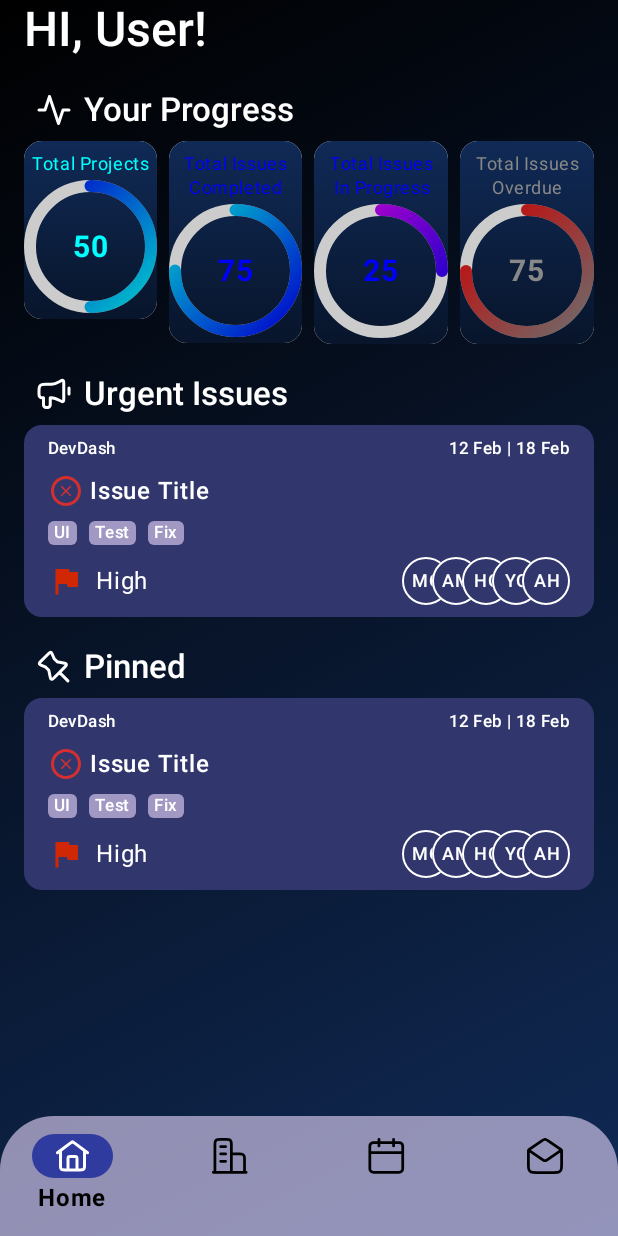
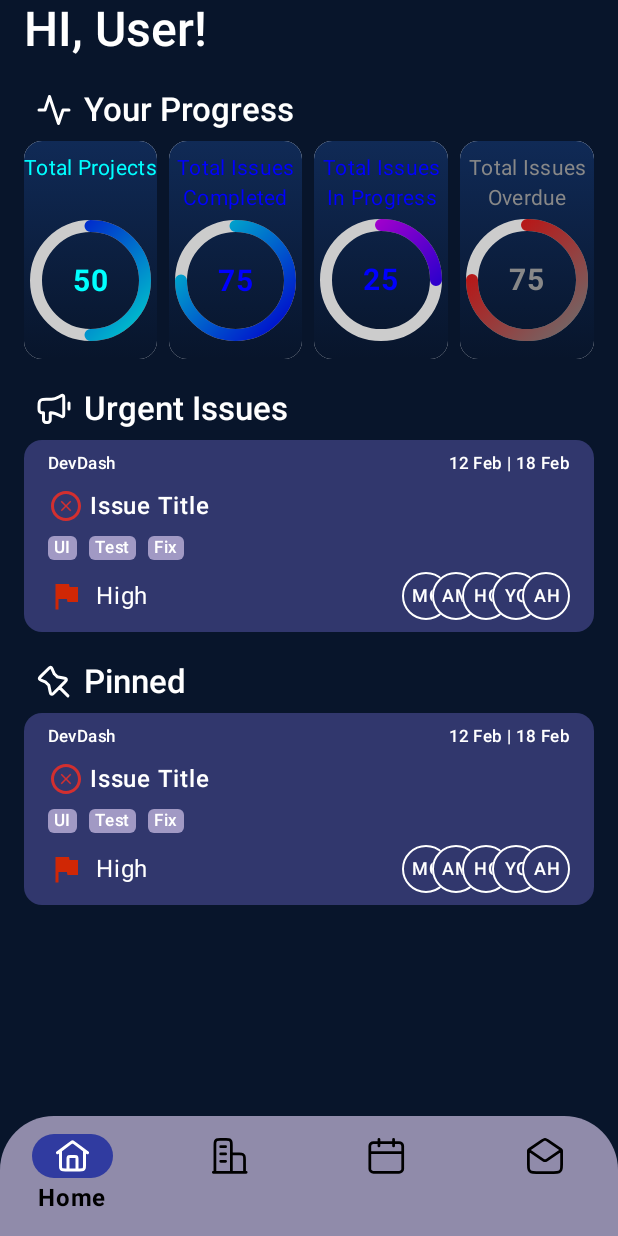
Before and after one commit to dev-dash0/Mobile-DevDash, an Android app built with Jetpack Compose: the MainScreen screen opened through its navigation route, on a phone screen of 412 x 824 dp. Run offline under Robolectric (Android 15) with nearby library versions, the phone set to English and light mode, and no system bars; our stand-ins replace Dagger/Hilt's generated code; pictures from the network do not load.

Commit message:
feat: Improve UI/UX and refactor auth screens and progress cards

```diff
--- a/app/src/main/java/com/elfeky/devdash/MainActivity.kt
+++ b/app/src/main/java/com/elfeky/devdash/MainActivity.kt
@@ -1,7 +1,9 @@
 package com.elfeky.devdash
 
+import android.graphics.Color
 import android.os.Bundle
 import androidx.activity.ComponentActivity
+import androidx.activity.SystemBarStyle
 import androidx.activity.compose.setContent
 import androidx.activity.enableEdgeToEdge
 import androidx.core.splashscreen.SplashScreen.Companion.installSplashScreen
@@ -14,7 +16,7 @@ class MainActivity : ComponentActivity() {
     override fun onCreate(savedInstanceState: Bundle?) {
         super.onCreate(savedInstanceState)
         installSplashScreen()
-        enableEdgeToEdge()
+        enableEdgeToEdge(statusBarStyle = SystemBarStyle.dark(Color.TRANSPARENT))
         setContent {
             DevDashTheme {
                 AppNavigation()
--- a/app/src/main/java/com/elfeky/devdash/ui/screens/auth_screens/reset_password_screen/ResetPasswordScreen.kt
+++ b/app/src/main/java/com/elfeky/devdash/ui/screens/auth_screens/reset_password_screen/ResetPasswordScreen.kt
@@ -1,7 +1,6 @@
 package com.elfeky.devdash.ui.screens.auth_screens.reset_password_screen
 
 import androidx.compose.foundation.Image
-import androidx.compose.foundation.background
 import androidx.compose.foundation.layout.Arrangement
 import androidx.compose.foundation.layout.Column
 import androidx.compose.foundation.layout.Spacer
@@ -34,7 +33,6 @@ import com.elfeky.devdash.ui.common.component.CustomButton
 import com.elfeky.devdash.ui.common.component.InputField
 import com.elfeky.devdash.ui.theme.DevDashTheme
 import com.elfeky.devdash.ui.utils.defaultButtonColor
-import com.elfeky.devdash.ui.utils.gradientBackground
 
 @Composable
 fun ResetPasswordScreen(
@@ -47,7 +45,6 @@ fun ResetPasswordScreen(
     Column(
         modifier = modifier
             .fillMaxSize()
-            .background(brush = gradientBackground)
             .padding(horizontal = 24.dp),
         verticalArrangement = Arrangement.Center,
         horizontalAlignment = Alignment.CenterHorizontally
--- a/app/src/main/java/com/elfeky/devdash/ui/screens/auth_screens/sign_in_screen/SignInScreen.kt
+++ b/app/src/main/java/com/elfeky/devdash/ui/screens/auth_screens/sign_in_screen/SignInScreen.kt
@@ -1,7 +1,6 @@
 package com.elfeky.devdash.ui.screens.auth_screens.sign_in_screen
 
 import android.util.Log
-import androidx.compose.foundation.background
 import androidx.compose.foundation.clickable
 import androidx.compose.foundation.layout.Arrangement
 import androidx.compose.foundation.layout.Column
@@ -41,7 +40,6 @@ import com.elfeky.devdash.ui.common.component.CustomButton
 import com.elfeky.devdash.ui.common.component.InputField
 import com.elfeky.devdash.ui.theme.DevDashTheme
 import com.elfeky.devdash.ui.utils.defaultButtonColor
-import com.elfeky.devdash.ui.utils.gradientBackground
 
 
 @Composable
@@ -65,9 +63,6 @@ fun SignInScreen(
     Column(
         modifier = modifier
             .fillMaxSize()
-            .background(
-                brush = gradientBackground
-            )
             .padding(horizontal = 24.dp),
         verticalArrangement = Arrangement.Center,
         horizontalAlignment = Alignment.CenterHorizontally
--- a/app/src/main/java/com/elfeky/devdash/ui/screens/auth_screens/sign_up_screen/SignUpScreen.kt
+++ b/app/src/main/java/com/elfeky/devdash/ui/screens/auth_screens/sign_up_screen/SignUpScreen.kt
@@ -1,7 +1,6 @@
 package com.elfeky.devdash.ui.screens.auth_screens.sign_up_screen
 
 
-import androidx.compose.foundation.background
 import androidx.compose.foundation.layout.Arrangement
 import androidx.compose.foundation.layout.Column
 import androidx.compose.foundation.layout.Row
@@ -41,7 +40,6 @@ import com.elfeky.devdash.ui.common.component.InputField
 import com.elfeky.devdash.ui.screens.sign_up_screen.SignUpViewModel
 import com.elfeky.devdash.ui.theme.DevDashTheme
 import com.elfeky.devdash.ui.utils.defaultButtonColor
-import com.elfeky.devdash.ui.utils.gradientBackground
 import com.elfeky.domain.model.User
 
 @Composable
@@ -72,7 +70,6 @@ fun SignUpScreen(
     Column(
         modifier = modifier
             .fillMaxSize()
-            .background(brush = gradientBackground)
             .padding(horizontal = 24.dp, vertical = 24.dp)
             .imePadding() // Add padding for the keyboard
             .verticalScroll(rememberScrollState()),
--- a/app/src/main/java/com/elfeky/devdash/ui/screens/auth_screens/verify_email_screen/VerifyEmailScreen.kt
+++ b/app/src/main/java/com/elfeky/devdash/ui/screens/auth_screens/verify_email_screen/VerifyEmailScreen.kt
@@ -2,7 +2,6 @@ package com.elfeky.devdash.ui.screens.auth_screens.verify_email_screen
 
 import android.util.Log
 import androidx.compose.foundation.Image
-import androidx.compose.foundation.background
 import androidx.compose.foundation.clickable
 import androidx.compose.foundation.layout.Arrangement
 import androidx.compose.foundation.layout.Column
@@ -37,7 +36,6 @@ import com.elfeky.devdash.R
 import com.elfeky.devdash.navigation.app_navigation.AppScreen
 import com.elfeky.devdash.ui.screens.auth_screens.verify_email_screen.components.OtpTextField
 import com.elfeky.devdash.ui.theme.DevDashTheme
-import com.elfeky.devdash.ui.utils.gradientBackground
 
 @Composable
 fun VerifyEmailScreen(
@@ -55,7 +53,6 @@ fun VerifyEmailScreen(
     Column(
         modifier = modifier
             .fillMaxSize()
-            .background(gradientBackground)
             .padding(horizontal = 24.dp),
         verticalArrangement = Arrangement.Center,
         horizontalAlignment = Alignment.CenterHorizontally
--- a/app/src/main/java/com/elfeky/devdash/ui/screens/main_screens/MainScreenHost.kt
+++ b/app/src/main/java/com/elfeky/devdash/ui/screens/main_screens/MainScreenHost.kt
@@ -1,5 +1,6 @@
 package com.elfeky.devdash.ui.screens.main_screens
 
+import androidx.compose.foundation.background
 import androidx.compose.foundation.layout.fillMaxSize
 import androidx.compose.foundation.layout.padding
 import androidx.compose.material3.Scaffold
@@ -9,6 +10,7 @@ import androidx.navigation.NavController
 import androidx.navigation.compose.rememberNavController
 import com.elfeky.devdash.navigation.main_navigation.MainNavigation
 import com.elfeky.devdash.ui.screens.main_screens.components.MainNavigationBar
+import com.elfeky.devdash.ui.utils.gradientBackground
 
 
 @Composable
@@ -20,7 +22,9 @@ fun MainScreen(
     val mainNavController = rememberNavController()
 
     Scaffold(
-        modifier = modifier.fillMaxSize(),
+        modifier = modifier
+            .fillMaxSize()
+            .background(gradientBackground),
         bottomBar = {
             MainNavigationBar(navController = mainNavController)
         }
--- a/app/src/main/java/com/elfeky/devdash/ui/screens/main_screens/home/HomeScreen.kt
+++ b/app/src/main/java/com/elfeky/devdash/ui/screens/main_screens/home/HomeScreen.kt
@@ -1,6 +1,5 @@
 package com.elfeky.devdash.ui.screens.main_screens.home
 
-import androidx.compose.foundation.background
 import androidx.compose.foundation.layout.Arrangement
 import androidx.compose.foundation.layout.PaddingValues
 import androidx.compose.foundation.layout.fillMaxSize
@@ -23,7 +22,6 @@ import com.elfeky.devdash.ui.screens.main_screens.home.components.Item
 import com.elfeky.devdash.ui.screens.main_screens.home.components.ProgressRow
 import com.elfeky.devdash.ui.theme.DevDashTheme
 import com.elfeky.devdash.ui.theme.Red
-import com.elfeky.devdash.ui.utils.gradientBackground
 
 @Composable
 fun HomeScreen(
@@ -32,9 +30,7 @@ fun HomeScreen(
     appNavController: NavController
 ) {
     LazyColumn(
-        modifier = modifier
-            .fillMaxSize()
-            .background(gradientBackground),
+        modifier = modifier.fillMaxSize(),
         contentPadding = PaddingValues(horizontal = 16.dp),
         verticalArrangement = Arrangement.spacedBy(20.dp)
     ) {
--- a/app/src/main/java/com/elfeky/devdash/ui/screens/main_screens/home/components/ProgressCard.kt
+++ b/app/src/main/java/com/elfeky/devdash/ui/screens/main_screens/home/components/ProgressCard.kt
@@ -8,17 +8,19 @@ import androidx.compose.foundation.layout.Arrangement
 import androidx.compose.foundation.layout.Box
 import androidx.compose.foundation.layout.Column
 import androidx.compose.foundation.layout.aspectRatio
+import androidx.compose.foundation.layout.fillMaxHeight
 import androidx.compose.foundation.layout.fillMaxWidth
 import androidx.compose.foundation.layout.padding
 import androidx.compose.foundation.layout.size
 import androidx.compose.material3.Card
-import androidx.compose.material3.CardDefaults
 import androidx.compose.material3.MaterialTheme
 import androidx.compose.material3.Text
 import androidx.compose.runtime.Composable
+import androidx.compose.runtime.LaunchedEffect
 import androidx.compose.runtime.getValue
 import androidx.compose.runtime.mutableFloatStateOf
 import androidx.compose.runtime.remember
+import androidx.compose.runtime.setValue
 import androidx.compose.ui.Alignment
 import androidx.compose.ui.Modifier
 import androidx.compose.ui.graphics.BlendMode
@@ -45,20 +47,24 @@ fun CircularProgressCard(
     backgroundColor: Color = Color.LightGray,
     textColor: Color = colors[1]
 ) {
+    var startAnimation by remember { mutableFloatStateOf(0f) }
     val animatedProgress by animateFloatAsState(
-        targetValue = progress,
-        animationSpec = tween(durationMillis = 1000),
-        label = "Progress Animation"
+        targetValue = startAnimation,
+        animationSpec = tween(durationMillis = 1500),
+        label = "Progress Animation",
     )
-    Card(
-        modifier = modifier,
-        elevation = CardDefaults.cardElevation(0.dp)
-    ) {
+
+    LaunchedEffect(key1 = true) {
+        startAnimation = progress
+    }
+
+    Card(modifier = modifier.fillMaxHeight()) {
         Column(
             modifier = Modifier
+                .fillMaxHeight()
                 .background(Brush.verticalGradient(listOf(Indigo, DarkBlue)))
-                .padding(horizontal = 4.dp, vertical = 8.dp),
-            verticalArrangement = Arrangement.spacedBy(8.dp),
+                .padding(vertical = 8.dp),
+            verticalArrangement = Arrangement.SpaceBetween,
             horizontalAlignment = Alignment.CenterHorizontally
         ) {
             Text(
@@ -66,11 +72,13 @@ fun CircularProgressCard(
                 modifier = Modifier.fillMaxWidth(),
                 color = textColor,
                 textAlign = TextAlign.Center,
-                style = MaterialTheme.typography.bodySmall
+                style = MaterialTheme.typography.bodyMedium
             )
             Box(
                 contentAlignment = Alignment.Center,
-                modifier = Modifier.fillMaxWidth()
+                modifier = Modifier
+                    .fillMaxWidth()
+                    .padding(8.dp)
             ) {
                 Canvas(
                     modifier = Modifier
@@ -106,7 +114,6 @@ fun CircularProgressCard(
                 )
             }
         }
-
     }
 
 }
--- a/app/src/main/java/com/elfeky/devdash/ui/screens/main_screens/home/components/ProgressRow.kt
+++ b/app/src/main/java/com/elfeky/devdash/ui/screens/main_screens/home/components/ProgressRow.kt
@@ -1,8 +1,10 @@
 package com.elfeky.devdash.ui.screens.main_screens.home.components
 
 import androidx.compose.foundation.layout.Arrangement
+import androidx.compose.foundation.layout.IntrinsicSize
 import androidx.compose.foundation.layout.Row
 import androidx.compose.foundation.layout.fillMaxWidth
+import androidx.compose.foundation.layout.height
 import androidx.compose.runtime.Composable
 import androidx.compose.ui.Modifier
 import androidx.compose.ui.graphics.Color
@@ -12,7 +14,8 @@ import androidx.compose.ui.unit.dp
 fun ProgressRow(modifier: Modifier = Modifier) {
     Row(
         modifier = modifier
-            .fillMaxWidth(),
+            .fillMaxWidth()
+            .height(IntrinsicSize.Max),
         horizontalArrangement = Arrangement.spacedBy(8.dp)
     ) {
         CircularProgressCard(
```
